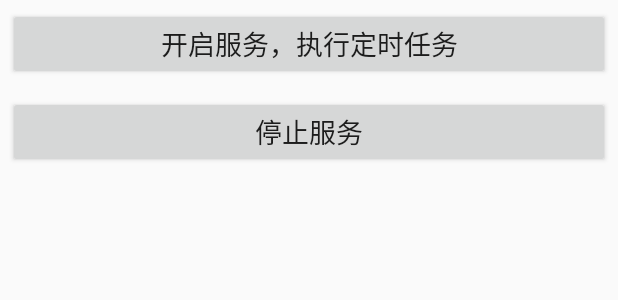
After one commit to justtofly/ServiceDemo2, an Android app: the layout activity_alarm_service.xml on its own in the app's theme, with its tools: preview values and no code run, on a phone screen of 412 x 824 dp. The commit adds this screen. Shown: the top 300 px of the screen. Run offline under Robolectric (Android 15) with nearby library versions, the phone set to English and light mode, and no system bars.

Commit message:
后台定时任务

```diff
--- a/app/src/main/AndroidManifest.xml
+++ b/app/src/main/AndroidManifest.xml
@@ -23,11 +23,16 @@
         <service android:name="com.fi.service.TestService2"/>
         <service android:name="com.fi.service.TestService3"/>
         <service android:name="com.fi.service.MyIntentService"/>
+        <service android:name="com.fi.service.LongRunningService"/>
+
+        <receiver android:name="com.fi.receiver.AlarmReceiver"/>
 
         <activity android:name=".DetailActivity">
         </activity>
         <activity android:name=".IntentServiceActivity">
         </activity>
+        <activity android:name=".AlarmServiceActivity">
+        </activity>
     </application>
 
 </manifest>
--- a/app/src/main/java/com/fi/activity/MainActivity.java
+++ b/app/src/main/java/com/fi/activity/MainActivity.java
@@ -12,6 +12,7 @@ public class MainActivity extends Activity implements View.OnClickListener {
     private Button btn2;
     private Button btn3;
     private Button btn4;
+    private Button btn5;
 
     @Override
     protected void onCreate(Bundle savedInstanceState) {
@@ -27,6 +28,7 @@ public class MainActivity extends Activity implements View.OnClickListener {
         btn2.setOnClickListener(this);
         btn3.setOnClickListener(this);
         btn4.setOnClickListener(this);
+        btn5.setOnClickListener(this);
     }
 
     //初始化控件
@@ -35,6 +37,7 @@ public class MainActivity extends Activity implements View.OnClickListener {
         btn2= (Button) findViewById(R.id.btn2);
         btn3= (Button) findViewById(R.id.btn3);
         btn4= (Button) findViewById(R.id.btn4);
+        btn5= (Button) findViewById(R.id.btn5);
     }
 
     @Override
@@ -52,6 +55,9 @@ public class MainActivity extends Activity implements View.OnClickListener {
             case R.id.btn4:
                 startActivity(new Intent(this,IntentServiceActivity.class));
                 break;
+            case R.id.btn5:
+                startActivity(new Intent(this,AlarmServiceActivity.class));
+                break;
             default:
                 break;
         }
--- /dev/null
+++ b/app/src/main/res/layout/activity_alarm_service.xml
@@ -0,0 +1,26 @@
+<?xml version="1.0" encoding="utf-8"?>
+<LinearLayout
+    xmlns:android="http://schemas.android.com/apk/res/android"
+    xmlns:tools="http://schemas.android.com/tools"
+    android:layout_width="match_parent"
+    android:layout_height="match_parent"
+    android:orientation="vertical"
+    tools:context="com.fi.activity.AlarmServiceActivity">
+    <Button
+        android:id="@+id/btn_alarm1"
+        android:layout_width="match_parent"
+        android:layout_height="wrap_content"
+        android:gravity="center"
+        android:layout_margin="5dp"
+        android:textSize="18sp"
+        android:text="开启服务，执行定时任务"/>
+    <Button
+        android:id="@+id/btn_alarm2"
+        android:layout_width="match_parent"
+        android:layout_height="wrap_content"
+        android:gravity="center"
+        android:layout_margin="5dp"
+        android:textSize="18sp"
+        android:text="停止服务"/>
+
+</LinearLayout>
```
Also changed, not shown: app/src/main/java/com/fi/activity/AlarmServiceActivity.java (added, +50 -0 lines), app/src/main/java/com/fi/receiver/AlarmReceiver.java (added, +30 -0 lines), app/src/main/java/com/fi/service/LongRunningService.java (added, +72 -0 lines), app/src/main/java/com/fi/service/TestService.java (+7 -0 lines), app/src/main/res/layout/activity_main.xml (+8 -0 lines).
